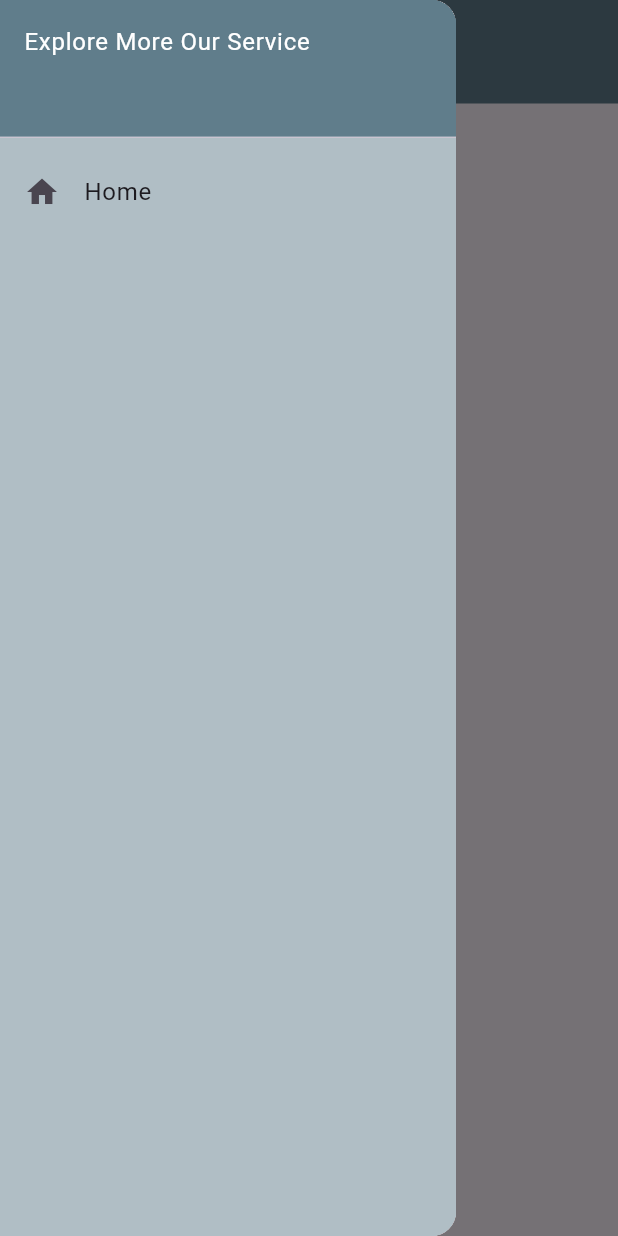
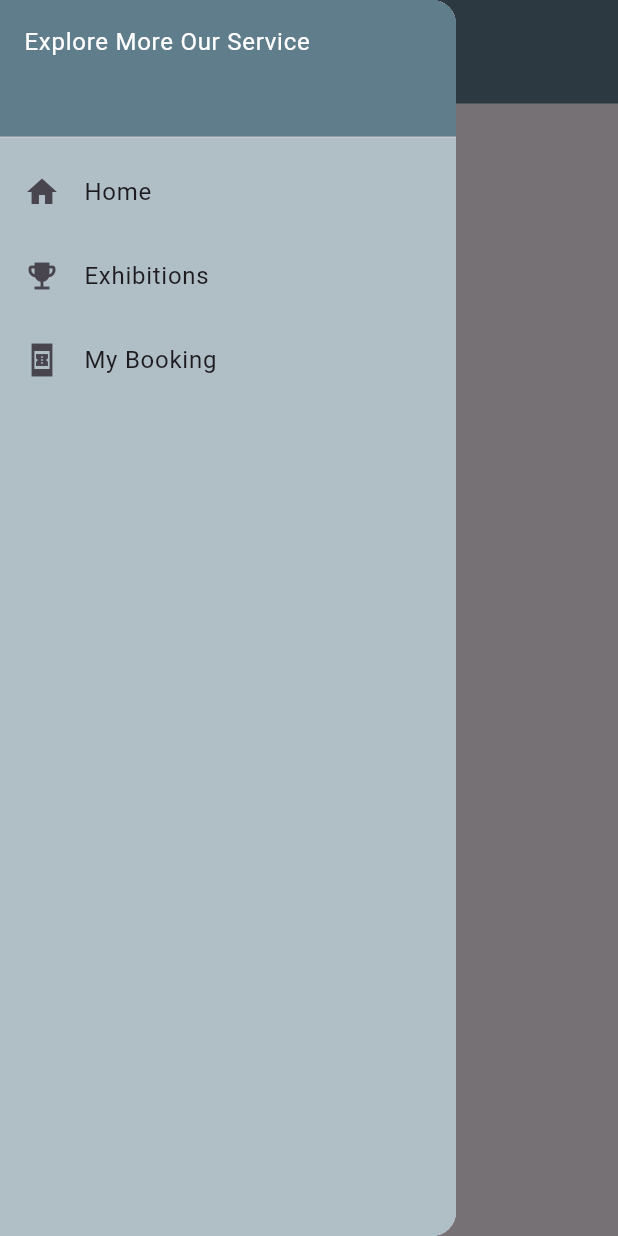
Before and after one commit to nazhan-nadzokha/exhibition_project_flutter, a Flutter app: the BookingPage screen opened directly, with the side drawer open, on a phone screen of 412 x 824 dp. Run offline on Flutter 3.47's test engine with Material 3 defaults, Android fonts, the phone set to English and light mode, and no system bars; our stand-ins replace cloud_firestore, firebase_auth, firebase_core; accounts and stored records are empty.

Commit message:
my Booking page changes

```diff
--- a/lib/Booking.dart
+++ b/lib/Booking.dart
@@ -1,3 +1,4 @@
+import 'package:exhibition_project_new_version/MyBooking.dart';
 import 'package:flutter/material.dart';
 import 'UserHome.dart';
 import 'services/firestore_service.dart';
@@ -41,6 +42,26 @@ class BookingPage extends StatelessWidget {
                   );
                 },
               ),
+              ListTile(
+                leading: const Icon(Icons.emoji_events),
+                title: const Text('Exhibitions'),
+                onTap: () {
+                  Navigator.push(
+                    context,
+                    MaterialPageRoute(builder: (_) => Exhibition()),
+                  );
+                },
+              ),
+              ListTile(
+                leading: const Icon(Icons.book_online_sharp),
+                title: const Text('My Booking'),
+                onTap: () {
+                  Navigator.push(
+                    context,
+                    MaterialPageRoute(builder: (_) => MyBookingsPage()),
+                  );
+                },
+              ),
             ],
           ),
         ),
@@ -68,6 +89,8 @@ class ExhibitionDropdown extends StatefulWidget {
 
 class _ExhibitionDropdownState extends State<ExhibitionDropdown> {
   String? selectedEventId;          // Firestore document ID
+  String? selectedBoothId;
+  Map<String, dynamic>? selectedBoothData;
   Map<String, dynamic>? selectedEventData;  // event fields
   Map<String, dynamic>? selectedBooth;
   bool showBoothDetails = false;
@@ -168,6 +191,7 @@ class _ExhibitionDropdownState extends State<ExhibitionDropdown> {
                   onTap: status == 'available'
                       ? () {
                     setState(() {
+                      selectedBoothId = booth['boothId'];
                       selectedBooth = booth;
                       showBoothDetails = true;
                       showPendingMessage = false;
@@ -183,7 +207,7 @@ class _ExhibitionDropdownState extends State<ExhibitionDropdown> {
                       borderRadius: BorderRadius.circular(6),
                     ),
                     child: Text(
-                      booth['boothId'],
+                      booth['boothNumber'] ?? '',
                       style: const TextStyle(
                         color: Colors.white,
                         fontWeight: FontWeight.bold,
@@ -195,7 +219,7 @@ class _ExhibitionDropdownState extends State<ExhibitionDropdown> {
 
               return Column(
                 children: [
-                  // ===== TOP ROW =====
+                  //
                   Row(
                     children: [
                       // Entry 1
@@ -260,7 +284,31 @@ class _ExhibitionDropdownState extends State<ExhibitionDropdown> {
 
         // ===== Booth Details Form =====
         if (showBoothDetails && selectedBooth != null)
-          Form(
+            Card(
+              margin: const EdgeInsets.only(bottom: 12),
+              shape: RoundedRectangleBorder(borderRadius: BorderRadius.circular(12)),
+              child: Padding(
+                padding: const EdgeInsets.all(12),
+                child: Column(
+                  crossAxisAlignment: CrossAxisAlignment.start,
+                  children: [
+                    const Text("Booth Details",
+                        style: TextStyle(fontSize: 16, fontWeight: FontWeight.bold)),
+                    const SizedBox(height: 6),
+                    Text("Booth ID: ${selectedBooth!['boothId']}"),
+                    Text("Size: ${selectedBooth!['boothSize'] ?? 'N/A'}"),
+                    Text("Price: RM ${selectedBooth!['boothPrice'] ?? '0'}"),
+                    const SizedBox(height: 6),
+                    const Text("Amenities:", style: TextStyle(fontWeight: FontWeight.bold)),
+                    Text(
+                      "Amenities: ${selectedBooth!['boothAmenities'] ?? 'No amenities'}",
+                    ),
+                  ],
+                ),
+              ),
+            ),
+        if (showBoothDetails && selectedBooth != null)
+        Form(
             key: _formKey,
             child: Column(
               children: [
@@ -370,7 +418,8 @@ class _ExhibitionDropdownState extends State<ExhibitionDropdown> {
                         selectedBooth != null) {
                       await _fs.submitBoothApplication(
                         eventId: selectedEventId!,
-                        eventTitle: selectedEventData!['title'] ?? '',
+                        eventTitle: selectedEventData!['eventName'] ?? '',
+                        boothNumber: selectedBooth!['boothNumber'] ?? '',
                         boothId: selectedBooth!['boothId'] ?? '',
                         companyName: companyNameCtrl.text,
                         companyEmail: companyEmailCtrl.text,
--- a/lib/Guest.dart
+++ b/lib/Guest.dart
@@ -55,6 +55,7 @@ class GuestPage extends StatelessWidget {
                     Navigator.of(context).push(MaterialPageRoute(builder: (context)=>const LoginPage()));
                   },
                 ),
+
               ],
             ),
           )
```
Also changed, not shown: lib/MyBooking.dart (added, +119 -0 lines), lib/UserHome.dart (+11 -0 lines), lib/services/firestore_service.dart (+58 -4 lines).
